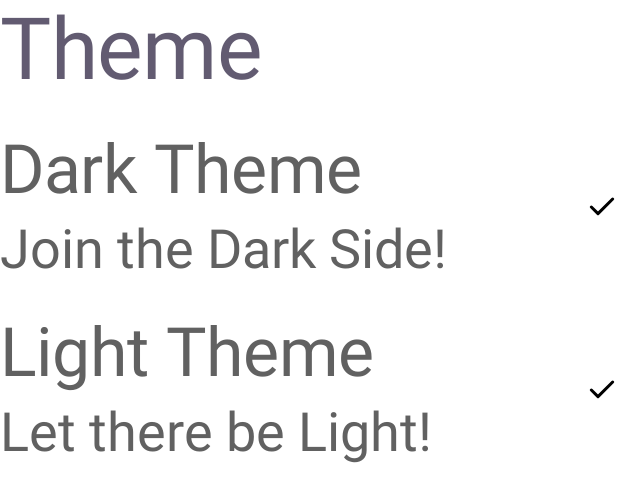
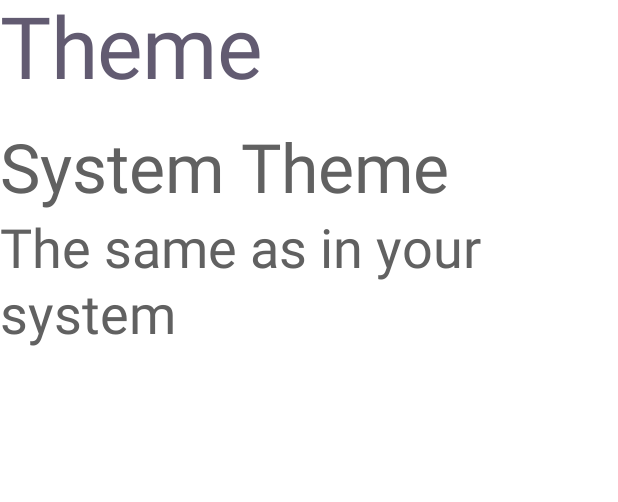
Before and after one commit to outcastzzz/RainY, an Android app built with Jetpack Compose: the @Preview function Theme, on a phone screen of 412 x 824 dp. Shown: the top 502 px of the screen. Run offline under Robolectric (Android 15) with nearby library versions, the light colour scheme and no system bars.

Commit message:
update theme settings

```diff
--- a/app/src/main/java/com/example/rainy/presentation/settings/SettingsContent.kt
+++ b/app/src/main/java/com/example/rainy/presentation/settings/SettingsContent.kt
@@ -168,6 +168,7 @@ private fun Feedback() {
     }
 }
 
+@Preview
 @Composable
 private fun Theme() {
     Column(
@@ -188,39 +189,13 @@ private fun Theme() {
         ) {
             Column{
                 Text(
-                    text = "Dark Theme",
+                    text = "System Theme",
                     style = MaterialTheme.typography.displayMedium,
                     color = TextColorAccent
                 )
                 Spacer(Modifier.height(5.dp))
                 Text(
-                    text = "Join the Dark Side!",
-                    style = MaterialTheme.typography.displaySmall,
-                    color = TextColorAccent
-                )
-            }
-            Spacer(Modifier.weight(1f))
-            Image(
-                painter = painterResource(R.drawable.ic_check),
-                contentDescription = "is true?"
-            )
-
-        }
-
-        Row(
-            modifier = Modifier
-                .fillMaxWidth(),
-            verticalAlignment = Alignment.CenterVertically
-        ) {
-            Column{
-                Text(
-                    text = "Light Theme",
-                    style = MaterialTheme.typography.displayMedium,
-                    color = TextColorAccent
-                )
-                Spacer(Modifier.height(5.dp))
-                Text(
-                    text = "Let there be Light!",
+                    text = "The same as in your system",
                     style = MaterialTheme.typography.displaySmall,
                     color = TextColorAccent
                 )
```
